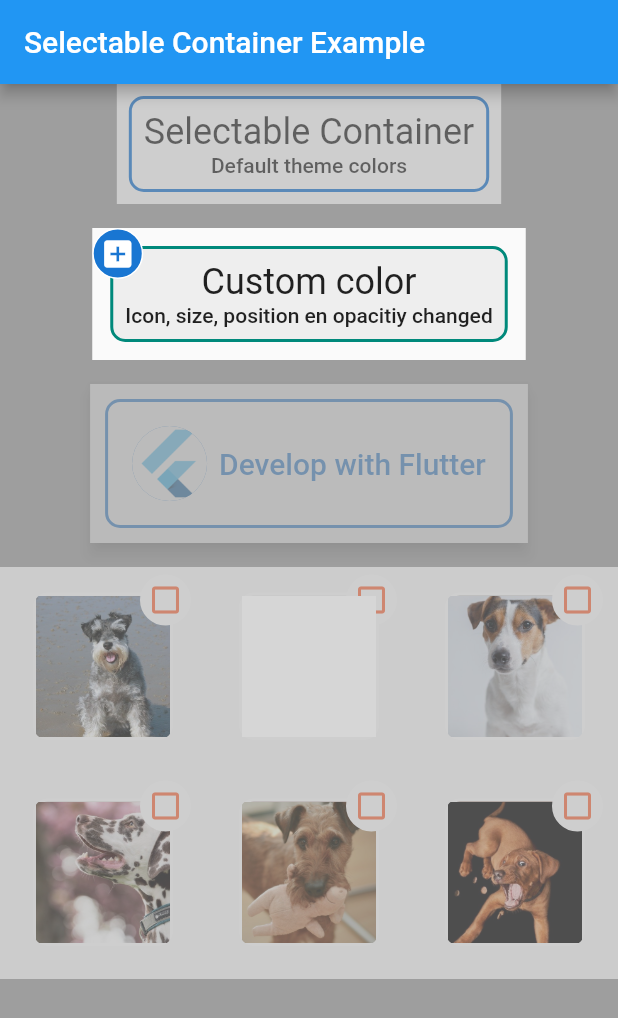
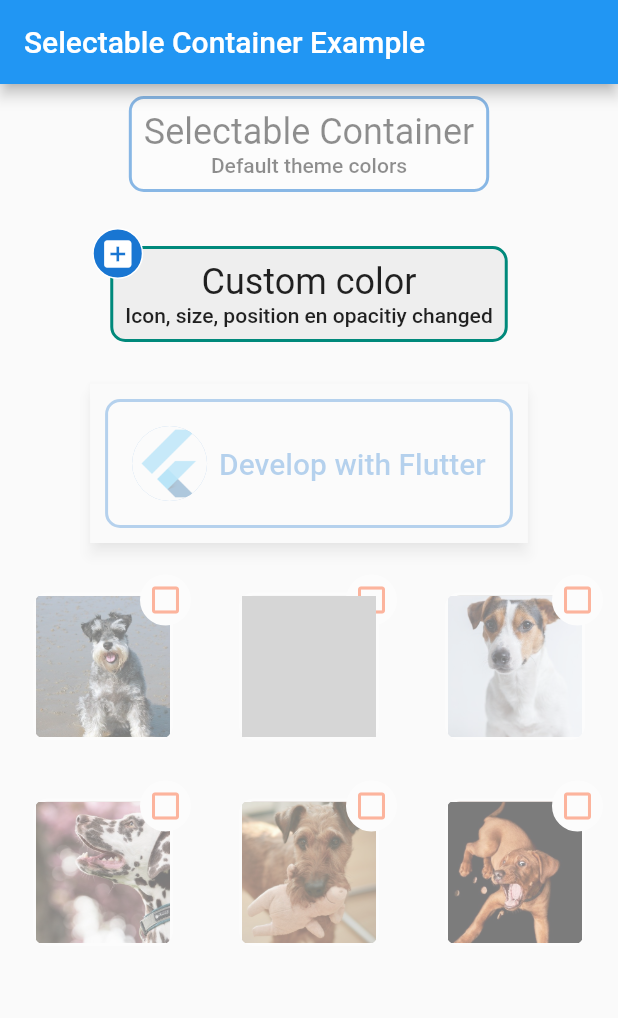
Before and after one commit to fgcan10/selectable_container, a Flutter app: the screen it shows after launch, on a phone screen of 412 x 824 dp. Shown: the top 1018 px of the screen. Run offline on Flutter 3.47's test engine with Material 2 defaults, Android fonts, the light colour scheme and no system bars; grey boxes are pictures that could not be loaded.

Commit message:
example updated

```diff
--- a/example/lib/main.dart
+++ b/example/lib/main.dart
@@ -37,7 +37,6 @@ class _MyHomePageState extends State<MyHomePage> {
       appBar: AppBar(
         title: const Text('Selectable Container Example'),
       ),
-      backgroundColor: Colors.grey[500],
       body: Column(
         mainAxisAlignment: MainAxisAlignment.start,
         children: [
@@ -69,6 +68,8 @@ class _MyHomePageState extends State<MyHomePage> {
             selectedOpacity: 0.8,
             selected: _select2,
             padding: 8.0,
+            elevation: 0,
+            marginColor: Colors.transparent,
             child: buildTextContentOfContainer('Custom color',
                 'Icon, size, position en opacitiy changed', textStyles),
             onValueChanged: (newValue) {
```
